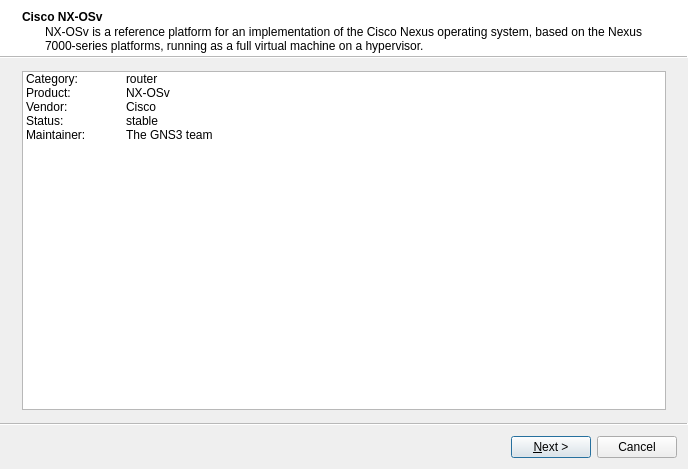
Before: the Qt Designer form gns3/ui/appliance_wizard.ui in GNS3/gns3-gui, drawn with Qt 5.
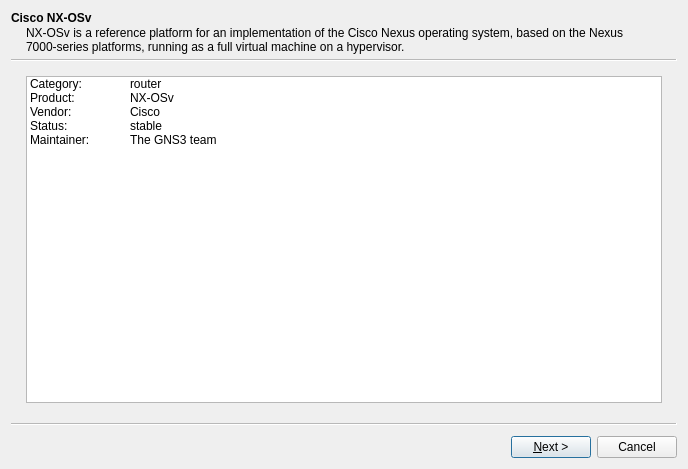
After: the same form once the commit is applied.

Commit message:
Install appliance from wizard instead of web app
Ref #731

The edit to the form file:
```diff
--- a/gns3/ui/appliance_wizard.ui
+++ b/gns3/ui/appliance_wizard.ui
@@ -29,7 +29,7 @@
    <bool>true</bool>
   </property>
   <property name="wizardStyle">
-   <enum>QWizard::ModernStyle</enum>
+   <enum>QWizard::ClassicStyle</enum>
   </property>
   <property name="options">
    <set>QWizard::NoBackButtonOnStartPage</set>
@@ -44,6 +44,9 @@
    <layout class="QGridLayout" name="gridLayout_4">
     <item row="0" column="0">
      <widget class="QTreeWidget" name="uiInfoTreeWidget">
+      <property name="alternatingRowColors">
+       <bool>false</bool>
+      </property>
       <property name="selectionMode">
        <enum>QAbstractItemView::NoSelection</enum>
       </property>
```
Left out of the diff: 231 changed lines with no effect on the pictures. The commit also changes 10 other files.
